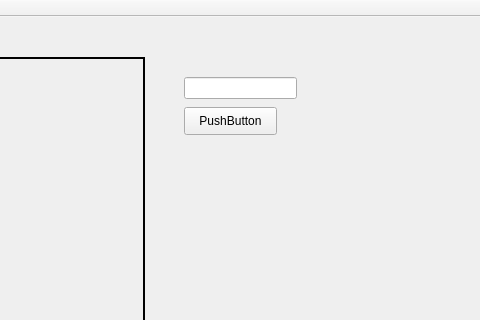
This is scratch/mainwindow.ui in CSUNSA-OAD/Proyecto-Scratch as Qt 5 draws it before an edit; both pictures show x 176 to 656 and y 0 to 320 of the 878 by 489 pixel window. The edited form follows.
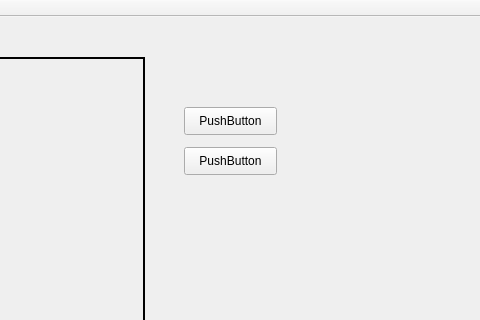
This is the edited form.

```diff
--- a/scratch/mainwindow.ui
+++ b/scratch/mainwindow.ui
@@ -46,15 +46,18 @@
      <string/>
     </property>
    </widget>
-   <widget class="QLineEdit" name="lineEdit">
+   <widget class="QPushButton" name="pushButton_2">
     <property name="geometry">
      <rect>
       <x>360</x>
-      <y>60</y>
-      <width>113</width>
-      <height>22</height>
+      <y>130</y>
+      <width>93</width>
+      <height>28</height>
      </rect>
     </property>
+    <property name="text">
+     <string>PushButton</string>
+    </property>
    </widget>
   </widget>
   <widget class="QMenuBar" name="menuBar">
```
